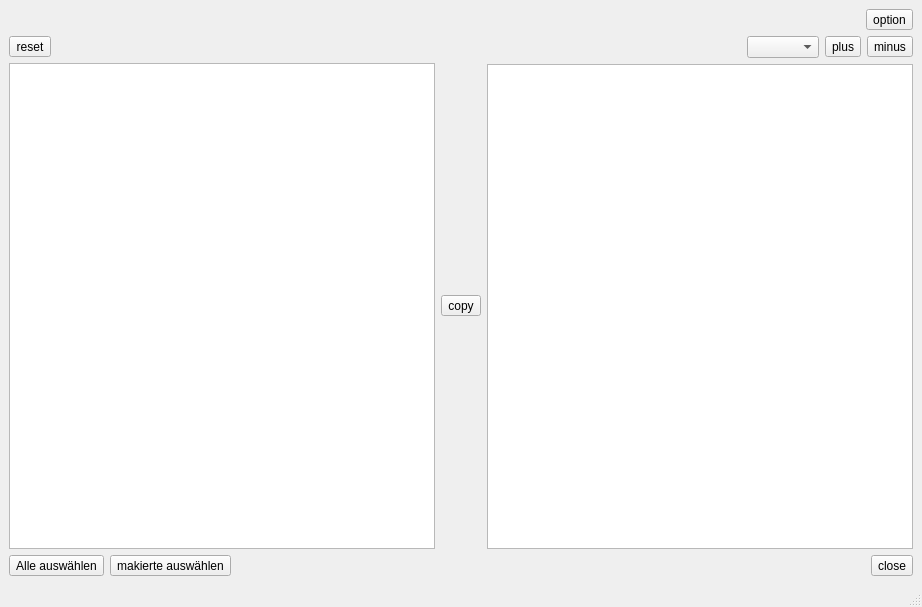
Old version of the form hpicsync.ui in the repository abho/HPicSync.
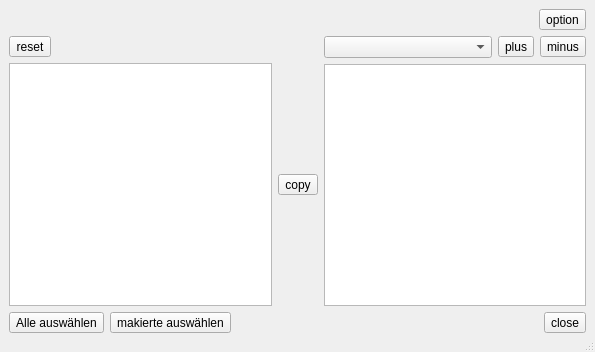
New version of the form. Custom widgets are drawn as their Qt base class.

What changed in the file:
```diff
--- a/hpicsync.ui
+++ b/hpicsync.ui
@@ -6,8 +6,8 @@
    <rect>
     <x>0</x>
     <y>0</y>
-    <width>922</width>
-    <height>607</height>
+    <width>595</width>
+    <height>352</height>
    </rect>
   </property>
   <property name="windowTitle">
@@ -115,20 +115,7 @@
         <item>
          <layout class="QHBoxLayout" name="horizontalLayout_2">
           <item>
-           <spacer name="horizontalSpacer_4">
-            <property name="orientation">
-             <enum>Qt::Horizontal</enum>
-            </property>
-            <property name="sizeHint" stdset="0">
-             <size>
-              <width>40</width>
-              <height>20</height>
-             </size>
-            </property>
-           </spacer>
-          </item>
-          <item>
-           <widget class="QComboBox" name="comboBox"/>
+           <widget class="HPSComboBox" name="comboBox"/>
           </item>
           <item>
            <widget class="QToolButton" name="butPlus">
@@ -179,8 +166,22 @@
     </item>
    </layout>
   </widget>
-  <widget class="QStatusBar" name="statusbar"/>
+  <widget class="QStatusBar" name="statusbar">
+   <property name="maximumSize">
+    <size>
+     <width>16777215</width>
+     <height>10</height>
+    </size>
+   </property>
+  </widget>
  </widget>
+ <customwidgets>
+  <customwidget>
+   <class>HPSComboBox</class>
+   <extends>QComboBox</extends>
+   <header>hpscombobox.h</header>
+  </customwidget>
+ </customwidgets>
  <resources/>
  <connections/>
 </ui>
```
Left out of the diff: 19 changed lines with no effect on the pictures.
